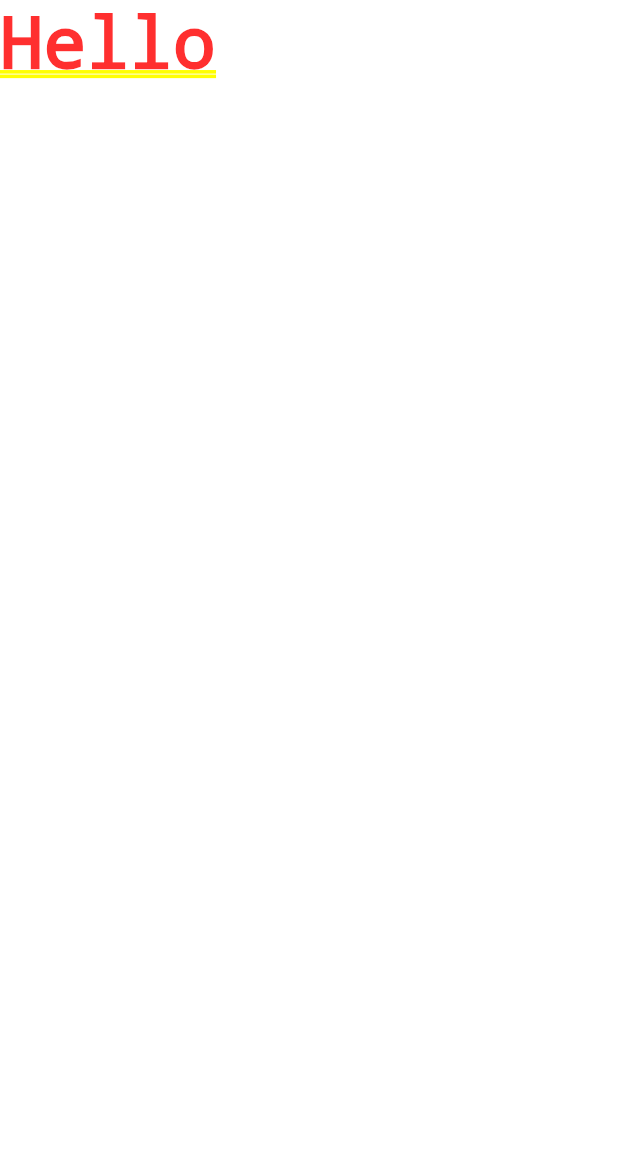
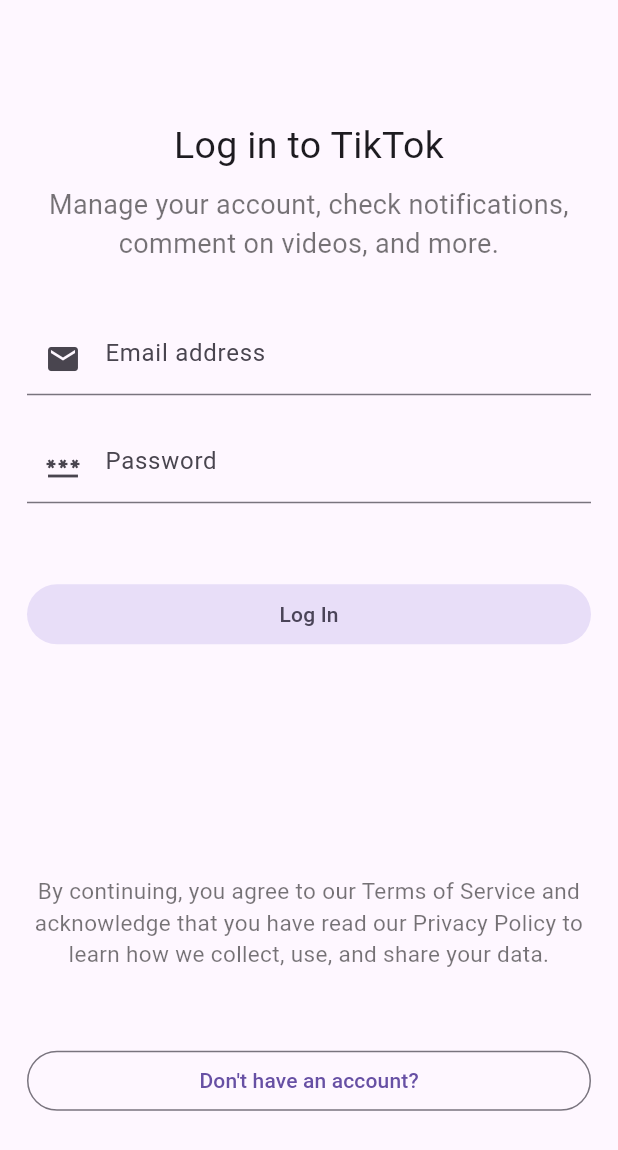
Before and after one commit to chibinyg/tiktok-flutter, a Flutter app: the screen it shows after launch, on a phone screen of 412 x 824 dp. Shown: the top 1150 px of the screen. Run offline on Flutter 3.47's test engine with Material 3 defaults, Android fonts, the phone set to English and light mode, and no system bars; our stand-ins replace firebase_core; accounts and stored records are empty.

Commit message:
login screen

```diff
--- a/lib/main.dart
+++ b/lib/main.dart
@@ -1,18 +1,28 @@
+import 'package:firebase_core/firebase_core.dart';
 import 'package:flutter/material.dart';
+import 'package:tiktokapp/firebase_options.dart';
+import 'package:tiktokapp/view/login_screen.dart';
 
-void main() {
+void main() async {
+  WidgetsFlutterBinding.ensureInitialized();
+  await Firebase.initializeApp(
+    options: DefaultFirebaseOptions.currentPlatform,
+  );
   runApp(const MyApp());
 }
 
 class MyApp extends StatelessWidget {
   const MyApp({super.key});
 
-  // This widget is the root of your application.
   @override
   Widget build(BuildContext context) {
-    return const MaterialApp(
-      title: 'Flutter Demo',
-      home: Text('Hello'),
+    return MaterialApp(
+      debugShowCheckedModeBanner: false,
+      theme: ThemeData(
+        primaryColor: Colors.white,
+      ),
+      title: 'TikTok',
+      home: const LogInScreen(),
     );
   }
 }
--- /dev/null
+++ b/lib/view/login_screen.dart
@@ -0,0 +1,111 @@
+import 'package:flutter/material.dart';
+
+class LogInScreen extends StatefulWidget {
+  const LogInScreen({super.key});
+
+  @override
+  State<StatefulWidget> createState() {
+    return LogInState();
+  }
+}
+
+class LogInState extends State<LogInScreen> {
+  final formKey = GlobalKey<FormState>();
+
+  @override
+  void initState() {
+    super.initState();
+  }
+
+  void callSetState(fn) => setState(fn);
+
+  @override
+  Widget build(BuildContext context) {
+    return Scaffold(
+      body: Container(
+        width: MediaQuery.of(context).size.width,
+        margin: const EdgeInsets.all(18.0),
+        child: Center(
+          child: Form(
+            key: formKey,
+            child: Column(
+              crossAxisAlignment: CrossAxisAlignment.stretch,
+              mainAxisAlignment: MainAxisAlignment.center,
+              children: [
+                const Text(
+                  'Log in to TikTok',
+                  style: TextStyle(
+                    fontSize: 25.0,
+                  ),
+                  textAlign: TextAlign.center,
+                ),
+                const SizedBox(
+                  height: 8.0,
+                ),
+                const Text(
+                  'Manage your account, check notifications, comment on videos, and more.',
+                  style: TextStyle(
+                    fontSize: 18.0,
+                    color: Colors.black54,
+                  ),
+                  textAlign: TextAlign.center,
+                ),
+                const SizedBox(
+                  height: 40.0,
+                ),
+                TextFormField(
+                  decoration: const InputDecoration(
+                    hintText: 'Email address',
+                    prefixIcon: Icon(Icons.email),
+                  ),
+                  keyboardType: TextInputType.emailAddress,
+                  autocorrect: false,
+                  validator: null,
+                  onSaved: null,
+                ),
+                const SizedBox(
+                  height: 24.0,
+                ),
+                TextFormField(
+                  decoration: const InputDecoration(
+                    hintText: 'Password',
+                    prefixIcon: Icon(Icons.password),
+                  ),
+                  obscureText: true,
+                  autocorrect: false,
+                  validator: null,
+                  onSaved: null,
+                ),
+                const SizedBox(
+                  height: 50.0,
+                ),
+                FilledButton.tonal(
+                  onPressed: () {},
+                  child: const Text('Log In'),
+                ),
+                const SizedBox(
+                  height: 150.0,
+                ),
+                const Text(
+                  'By continuing, you agree to our Terms of Service and acknowledge that you have read our Privacy Policy to learn how we collect, use, and share your data.',
+                  style: TextStyle(
+                    fontSize: 15.0,
+                    color: Colors.black54,
+                  ),
+                  textAlign: TextAlign.center,
+                ),
+                const SizedBox(
+                  height: 50.0,
+                ),
+                OutlinedButton(
+                  onPressed: () {},
+                  child: const Text("Don't have an account?"),
+                ),
+              ],
+            ),
+          ),
+        ),
+      ),
+    );
+  }
+}
--- a/pubspec.yaml
+++ b/pubspec.yaml
@@ -35,6 +35,7 @@ dependencies:
   # The following adds the Cupertino Icons font to your application.
   # Use with the CupertinoIcons class for iOS style icons.
   cupertino_icons: ^1.0.6
+  firebase_core: ^3.2.0
 
 dev_dependencies:
   flutter_test:
```
Also changed, not shown: firebase.json (added), lib/firebase_options.dart (added), pubspec.lock, 17 other files.
